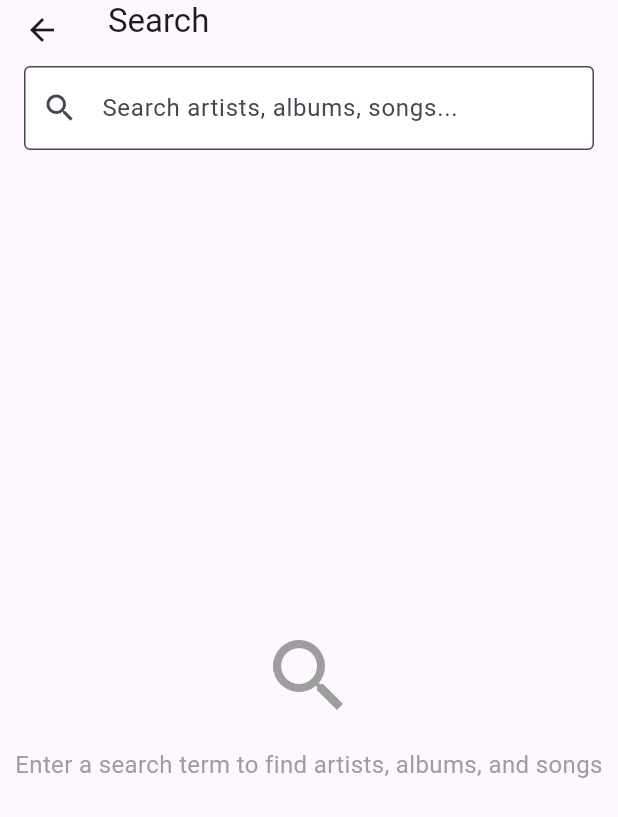
After one commit to syeo66/voidweaver, a Flutter app: the SearchScreen screen opened directly, on a phone screen of 412 x 824 dp. The commit adds this screen. Shown: the top 817 px of the screen. Run offline on Flutter 3.47's test engine with Material 3 defaults, Android fonts, the phone set to English and light mode, and no system bars; our stand-ins replace audioplayers, cached_network_image, flutter_secure_storage, shared_preferences; accounts and stored records are empty.

Commit message:
feat: add search

```diff
--- /dev/null
+++ b/lib/screens/search_screen.dart
@@ -0,0 +1,290 @@
+import 'package:flutter/material.dart';
+import 'package:provider/provider.dart';
+import 'package:cached_network_image/cached_network_image.dart';
+import '../services/app_state.dart';
+import '../services/subsonic_api.dart';
+
+class SearchScreen extends StatefulWidget {
+  const SearchScreen({super.key});
+
+  @override
+  State<SearchScreen> createState() => _SearchScreenState();
+}
+
+class _SearchScreenState extends State<SearchScreen> {
+  final TextEditingController _searchController = TextEditingController();
+  SearchResult? _searchResult;
+  bool _isLoading = false;
+  String _errorMessage = '';
+
+  @override
+  void dispose() {
+    _searchController.dispose();
+    super.dispose();
+  }
+
+  Future<void> _performSearch(String query) async {
+    if (query.trim().isEmpty) {
+      setState(() {
+        _searchResult = null;
+        _errorMessage = '';
+      });
+      return;
+    }
+
+    setState(() {
+      _isLoading = true;
+      _errorMessage = '';
+    });
+
+    try {
+      final appState = context.read<AppState>();
+      final api = appState.api;
+      if (api != null) {
+        final result = await api.search(query.trim());
+        if (mounted) {
+          setState(() {
+            _searchResult = result;
+            _isLoading = false;
+          });
+
+          // Debug logging
+          debugPrint('Search completed. Result: ${result.artists.length} artists, ${result.albums.length} albums, ${result.songs.length} songs');
+          debugPrint('Result isEmpty: ${result.isEmpty}');
+        }
+      }
+    } catch (e) {
+      if (mounted) {
+        setState(() {
+          _isLoading = false;
+          _errorMessage = 'Search failed: ${e.toString()}';
+        });
+      }
+    }
+  }
+
+  @override
+  Widget build(BuildContext context) {
+    return Scaffold(
+      appBar: AppBar(
+        title: const Text('Search'),
+        bottom: PreferredSize(
+          preferredSize: const Size.fromHeight(60.0),
+          child: Padding(
+            padding: const EdgeInsets.all(16.0),
+            child: TextField(
+              controller: _searchController,
+              decoration: const InputDecoration(
+                hintText: 'Search artists, albums, songs...',
+                prefixIcon: Icon(Icons.search),
+                border: OutlineInputBorder(),
+                filled: true,
+                fillColor: Colors.white,
+              ),
+              onChanged: (value) {
+                // Debounce search to avoid too many requests
+                Future.delayed(const Duration(milliseconds: 500), () {
+                  if (_searchController.text == value) {
+                    _performSearch(value);
+                  }
+                });
+              },
+              onSubmitted: _performSearch,
+            ),
+          ),
+        ),
+      ),
+      body: _buildBody(),
+    );
+  }
+
+  Widget _buildBody() {
+    if (_isLoading) {
+      return const Center(child: CircularProgressIndicator());
+    }
+
+    if (_errorMessage.isNotEmpty) {
+      return Center(
+        child: Column(
+          mainAxisAlignment: MainAxisAlignment.center,
+          children: [
+            const Icon(Icons.error_outline, size: 64, color: Colors.red),
+            const SizedBox(height: 16),
+            Text(
+              _errorMessage,
+              style: const TextStyle(fontSize: 16),
+              textAlign: TextAlign.center,
+            ),
+            const SizedBox(height: 16),
+            ElevatedButton(
+              onPressed: () => _performSearch(_searchController.text),
+              child: const Text('Retry'),
+            ),
+          ],
+        ),
+      );
+    }
+
+    if (_searchResult == null) {
+      return const Center(
+        child: Column(
+          mainAxisAlignment: MainAxisAlignment.center,
+          children: [
+            Icon(Icons.search, size: 64, color: Colors.grey),
+            SizedBox(height: 16),
+            Text(
+              'Enter a search term to find artists, albums, and songs',
+              style: TextStyle(fontSize: 16, color: Colors.grey),
+              textAlign: TextAlign.center,
+            ),
+          ],
+        ),
+      );
+    }
+
+    if (_searchResult!.isEmpty) {
+      return const Center(
+        child: Column(
+          mainAxisAlignment: MainAxisAlignment.center,
+          children: [
+            Icon(Icons.search_off, size: 64, color: Colors.grey),
+            SizedBox(height: 16),
+            Text(
+              'No results found',
+              style: TextStyle(fontSize: 16, color: Colors.grey),
+            ),
+          ],
+        ),
+      );
+    }
+
+    return ListView(
+      children: [
+        if (_searchResult!.artists.isNotEmpty) ...[
+          _buildSectionHeader('Artists'),
+          ..._searchResult!.artists.map((artist) => _buildArtistItem(artist)),
+        ],
+        if (_searchResult!.albums.isNotEmpty) ...[
+          _buildSectionHeader('Albums'),
+          ..._searchResult!.albums.map((album) => _buildAlbumItem(album)),
+        ],
+        if (_searchResult!.songs.isNotEmpty) ...[
+          _buildSectionHeader('Songs'),
+          ..._searchResult!.songs.map((song) => _buildSongItem(song)),
+        ],
+      ],
+    );
+  }
+
+  Widget _buildSectionHeader(String title) {
+    return Padding(
+      padding: const EdgeInsets.all(16.0),
+      child: Text(
+        title,
+        style: const TextStyle(
+          fontSize: 18,
+          fontWeight: FontWeight.bold,
+        ),
+      ),
+    );
+  }
+
+  Widget _buildArtistItem(Artist artist) {
+    return ListTile(
+      leading: CircleAvatar(
+        backgroundImage: artist.coverArt != null
+            ? CachedNetworkImageProvider(
+                context.read<AppState>().api!.getCoverArtUrl(artist.coverArt!),
+              )
+            : null,
+        child: artist.coverArt == null ? const Icon(Icons.person) : null,
+      ),
+      title: Text(artist.name),
+      subtitle: artist.albumCount != null
+          ? Text('${artist.albumCount} albums')
+          : null,
+      onTap: () {
+        // TODO: Navigate to artist view when implemented
+        ScaffoldMessenger.of(context).showSnackBar(
+          const SnackBar(content: Text('Artist browsing not implemented yet')),
+        );
+      },
+    );
+  }
+
+  Widget _buildAlbumItem(Album album) {
+    return ListTile(
+      leading: album.coverArt != null
+          ? CachedNetworkImage(
+              imageUrl: context.read<AppState>().api!.getCoverArtUrl(album.coverArt!),
+              width: 50,
+              height: 50,
+              fit: BoxFit.cover,
+              placeholder: (context, url) => const Icon(Icons.album),
+              errorWidget: (context, url, error) => const Icon(Icons.album),
+            )
+          : const Icon(Icons.album),
+      title: Text(album.name),
+      subtitle: Text(album.artist),
+      onTap: () async {
+        try {
+          final appState = context.read<AppState>();
+          final fullAlbum = await appState.api!.getAlbum(album.id);
+          if (fullAlbum.songs.isNotEmpty && mounted) {
+            await appState.audioPlayerService?.playAlbum(fullAlbum);
+            if (mounted) {
+              Navigator.of(context).pop(); // Return to home screen
+            }
+          }
+        } catch (e) {
+          if (mounted) {
+            ScaffoldMessenger.of(context).showSnackBar(
+              SnackBar(content: Text('Error playing album: $e')),
+            );
+          }
+        }
+      },
+    );
+  }
+
+  Widget _buildSongItem(Song song) {
+    return ListTile(
+      leading: song.coverArt != null
+          ? CachedNetworkImage(
+              imageUrl: context.read<AppState>().api!.getCoverArtUrl(song.coverArt!),
+              width: 50,
+              height: 50,
+              fit: BoxFit.cover,
+              placeholder: (context, url) => const Icon(Icons.music_note),
+              errorWidget: (context, url, error) => const Icon(Icons.music_note),
+            )
+          : const Icon(Icons.music_note),
+      title: Text(song.title),
+      subtitle: Text('${song.artist} • ${song.album}'),
+      trailing: song.duration != null
+          ? Text(_formatDuration(song.duration!))
+          : null,
+      onTap: () async {
+        try {
+          final appState = context.read<AppState>();
+          await appState.audioPlayerService?.playSong(song);
+          if (mounted) {
+            Navigator.of(context).pop(); // Return to home screen
+          }
+        } catch (e) {
+          if (mounted) {
+            ScaffoldMessenger.of(context).showSnackBar(
+              SnackBar(content: Text('Error playing song: $e')),
+            );
+          }
+        }
+      },
+    );
+  }
+
+  String _formatDuration(int seconds) {
+    final minutes = seconds ~/ 60;
+    final remainingSeconds = seconds % 60;
+    return '${minutes.toString().padLeft(2, '0')}:${remainingSeconds.toString().padLeft(2, '0')}';
+  }
+}
--- a/lib/services/subsonic_api.dart
+++ b/lib/services/subsonic_api.dart
@@ -176,6 +176,31 @@ class SubsonicApi {
     } catch (e) {
       debugPrint('Failed to send scrobble submission: $e');
       // Don't throw - we don't want to interrupt playback for scrobble failures
+    }
+  }
+
+  /// Searches for artists, albums, and songs.
+  /// Returns a SearchResult containing separate lists for each type.
+  Future<SearchResult> search(String query, {int artistCount = 20, int albumCount = 20, int songCount = 20}) async {
+    try {
+      final params = {
+        'query': query,
+        'artistCount': artistCount.toString(),
+        'albumCount': albumCount.toString(),
+        'songCount': songCount.toString(),
+      };
+
+      final doc = await _makeRequest('search3', params);
+
+      // Debug: Print the XML response to understand the structure
+      if (kDebugMode) {
+        debugPrint('Search response: ${doc.toXmlString()}');
+      }
+
+      return SearchResult.fromXml(doc);
+    } catch (e) {
+      debugPrint('Search failed: $e');
+      rethrow;
     }
   }
 }
@@ -369,3 +394,111 @@ class Song {
     );
   }
 }
+
+class Artist {
+  final String id;
+  final String name;
+  final String? coverArt;
+  final int? albumCount;
+
+  Artist({
+    required this.id,
+    required this.name,
+    this.coverArt,
+    this.albumCount,
+  });
+
+  factory Artist.fromXml(XmlElement element) {
+    return Artist(
+      id: element.getAttribute('id') ?? '',
+      name: element.getAttribute('name') ?? '',
+      coverArt: element.getAttribute('coverArt'),
+      albumCount: int.tryParse(element.getAttribute('albumCount') ?? ''),
+    );
+  }
+
+  @override
+  bool operator ==(Object other) {
+    if (identical(this, other)) return true;
+    return other is Artist &&
+        other.id == id &&
+        other.name == name &&
+        other.coverArt == coverArt &&
+        other.albumCount == albumCount;
+  }
+
+  @override
+  int get hashCode {
+    return Object.hash(id, name, coverArt, albumCount);
+  }
+}
+
+class SearchResult {
+  final List<Artist> artists;
+  final List<Album> albums;
+  final List<Song> songs;
+
+  SearchResult({
+    required this.artists,
+    required this.albums,
+    required this.songs,
+  });
+
+  factory SearchResult.fromXml(XmlDocument doc) {
+    // Try to find searchResult3 elements with and without namespace
+    final searchResultElements = doc.findAllElements('searchResult3');
+
+    final artists = <Artist>[];
+    final albums = <Album>[];
+    final songs = <Song>[];
+
+    if (searchResultElements.isNotEmpty) {
+      final searchResult = searchResultElements.first;
+
+      final artistElements = searchResult.findAllElements('artist');
+      if (kDebugMode) {
+        debugPrint('Found ${artistElements.length} artists');
+      }
+      for (final element in artistElements) {
+        artists.add(Artist.fromXml(element));
+      }
+
+      final albumElements = searchResult.findAllElements('album');
+      if (kDebugMode) {
+        debugPrint('Found ${albumElements.length} albums');
+      }
+      for (final element in albumElements) {
+        albums.add(Album.fromXml(element));
+      }
+
+      final songElements = searchResult.findAllElements('song');
+      if (kDebugMode) {
+        debugPrint('Found ${songElements.length} songs');
+      }
+      for (final element in songElements) {
+        songs.add(Song.fromXml(element));
+      }
+    } else {
+      if (kDebugMode) {
+        debugPrint('No searchResult3 elements found');
+        debugPrint('Available elements: ${doc.findAllElements('*').map((e) => e.name.local).toList()}');
+      }
+    }
+
+    final result = SearchResult(
+      artists: artists,
+      albums: albums,
+      songs: songs,
+    );
+
+    if (kDebugMode) {
+      debugPrint('SearchResult created: ${artists.length} artists, ${albums.length} albums, ${songs.length} songs');
+      debugPrint('SearchResult isEmpty: ${result.isEmpty}');
+    }
+
+    return result;
+  }
+
+  bool get isEmpty => artists.isEmpty && albums.isEmpty && songs.isEmpty;
+  bool get isNotEmpty => !isEmpty;
+}
```
Also changed, not shown: lib/screens/home_screen.dart (+9 -0 lines), 2 other files.
